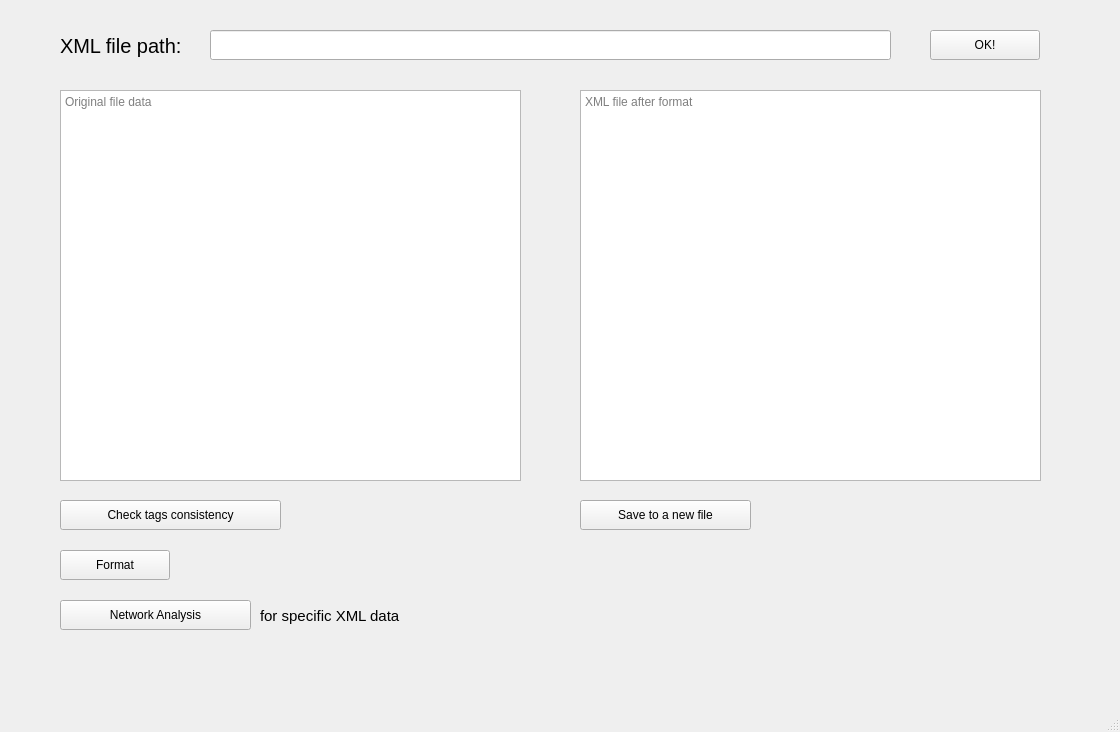
First picture: the form in mainwindow.ui, repository osamamuhammad3623/XML_editor, before the edit.
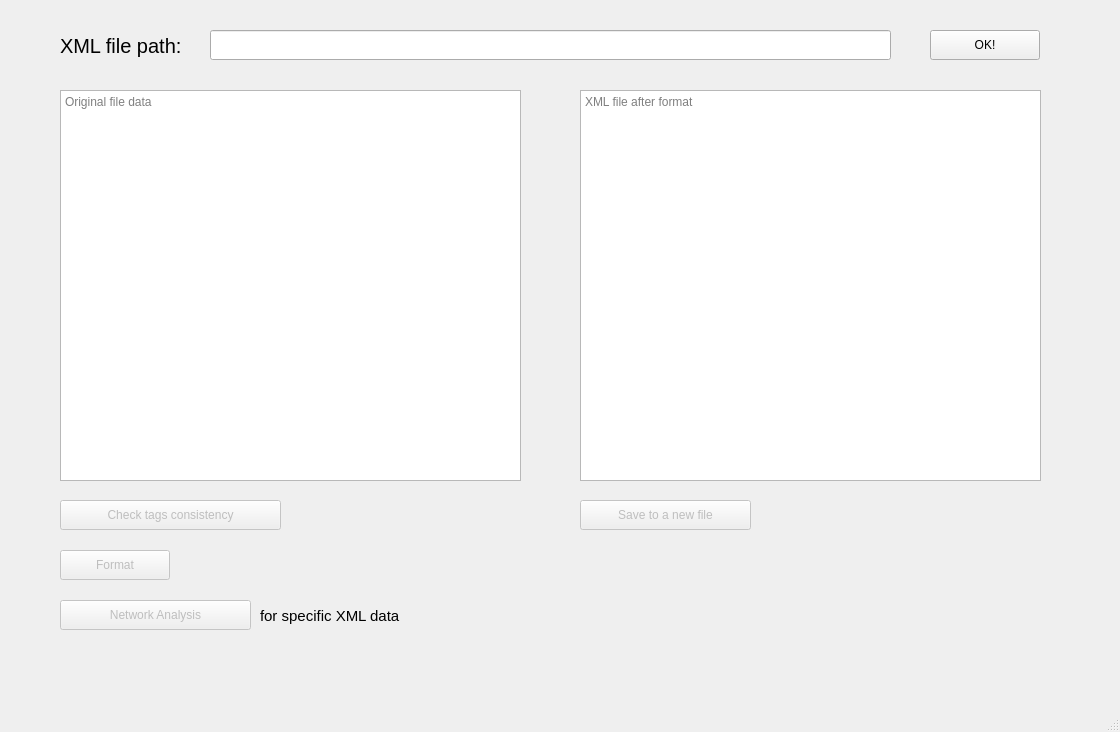
Second picture: the form after the edit.

Patch:
```diff
--- a/mainwindow.ui
+++ b/mainwindow.ui
@@ -91,6 +91,9 @@
     </property>
    </widget>
    <widget class="QPushButton" name="checkTagsConsistency">
+    <property name="enabled">
+     <bool>false</bool>
+    </property>
     <property name="geometry">
      <rect>
       <x>60</x>
@@ -102,8 +105,14 @@
     <property name="text">
      <string>Check tags consistency</string>
     </property>
+    <property name="checkable">
+     <bool>false</bool>
+    </property>
    </widget>
    <widget class="QPushButton" name="format">
+    <property name="enabled">
+     <bool>false</bool>
+    </property>
     <property name="geometry">
      <rect>
       <x>60</x>
@@ -117,6 +126,9 @@
     </property>
    </widget>
    <widget class="QPushButton" name="analysis">
+    <property name="enabled">
+     <bool>false</bool>
+    </property>
     <property name="geometry">
      <rect>
       <x>60</x>
@@ -148,6 +160,9 @@
     </property>
    </widget>
    <widget class="QPushButton" name="saveNew">
+    <property name="enabled">
+     <bool>false</bool>
+    </property>
     <property name="geometry">
      <rect>
       <x>580</x>
```
Left out of the diff: 3 changed lines with no effect on the pictures.
